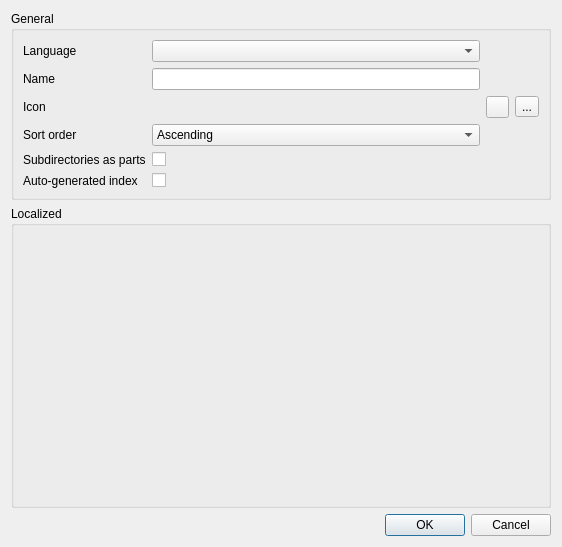
Qt form src/directoryeditordialog.ui (ZIMA-Engineering/ZIMA-CAD-Parts) before a commit.
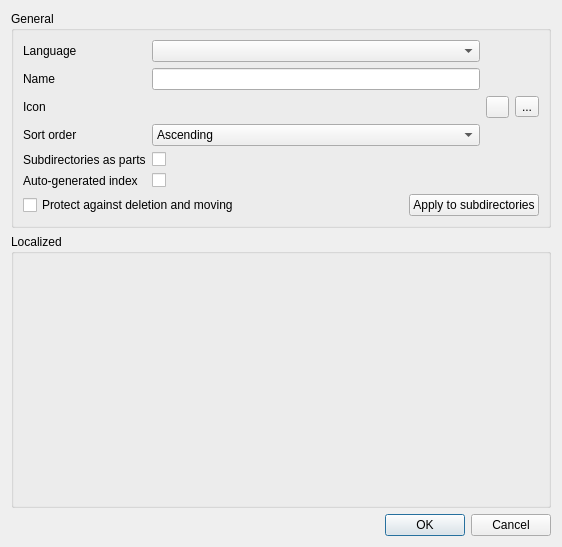
The same form after that commit. Icons and pictures are not drawn.

```diff
--- a/src/directoryeditordialog.ui
+++ b/src/directoryeditordialog.ui
@@ -103,6 +103,24 @@
         </property>
        </widget>
       </item>
+      <item row="6" column="0" colspan="4">
+       <layout class="QHBoxLayout" name="removalLockLayout">
+        <item>
+         <widget class="QCheckBox" name="removalLockCheckBox">
+          <property name="text"><string>Protect against deletion and moving</string></property>
+          <property name="toolTip"><string>Protect files directly in this directory. Subdirectories have their own lock.</string></property>
+         </widget>
+        </item>
+        <item><spacer name="removalLockSpacer"><property name="orientation"><enum>Qt::Horizontal</enum></property><property name="sizeHint" stdset="0"><size><width>20</width><height>20</height></size></property></spacer></item>
+        <item>
+         <widget class="QPushButton" name="applyLockToSubdirectoriesButton">
+          <property name="text"><string>Apply to subdirectories</string></property>
+          <property name="toolTip"><string>Immediately apply the current checkbox state to all subdirectories. Canceling this dialog will not undo these changes.</string></property>
+          <property name="autoDefault"><bool>false</bool></property>
+         </widget>
+        </item>
+       </layout>
+      </item>
       <item row="0" column="1">
        <widget class="QComboBox" name="languageComboBox"/>
       </item>
```
Left out of the diff: 2 changed lines with no effect on the pictures.
